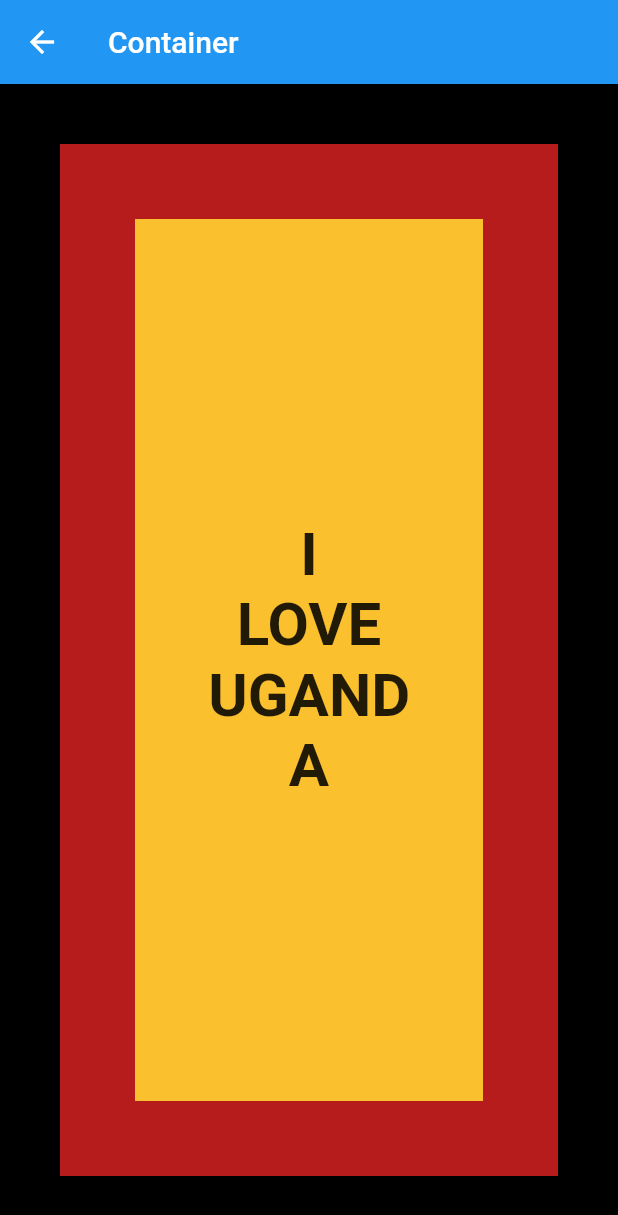
After one commit to WHITELOTUS0/FlutterProject, a Flutter app: the screen it shows after launch, after a tap on "Container", on a phone screen of 412 x 824 dp. The commit adds this screen. Shown: the top 1215 px of the screen. Run offline on Flutter 3.47's test engine with Material 2 defaults, Android fonts, the phone set to English and light mode, and no system bars.

Commit message:
More functionalities

```diff
--- a/myproject/lib/main.dart
+++ b/myproject/lib/main.dart
@@ -1,5 +1,6 @@
 import 'package:flutter/material.dart';
 import 'package:myproject/Screens/ColumnScreen.dart';
+import 'package:myproject/screens/ContainerScreen.dart';
 import 'package:myproject/screens/RowsScreen.dart';
 
 void main() {
@@ -88,6 +89,21 @@ class _MyHomePageState extends State<MyHomePage> {
               );
             },
           ),
+
+          ListTile(
+            title: Text("Container"),
+            leading: Icon(Icons.check_box_outline_blank),
+            trailing: Icon(Icons.chevron_right),
+            subtitle:Text("All about container..."),
+            onTap: (){
+              Navigator.push(
+                context,
+                MaterialPageRoute(
+                  builder: (context) => ContainerScreen(),
+                ),
+              );
+            },
+          ),
           /*InkWell(
             onTap: () {
               Navigator.push(
--- /dev/null
+++ b/myproject/lib/screens/ContainerScreen.dart
@@ -0,0 +1,45 @@
+import 'package:flutter/cupertino.dart';
+import 'package:flutter/material.dart';
+
+class ContainerScreen extends StatefulWidget {
+  const ContainerScreen({super.key});
+
+  @override
+  State<ContainerScreen> createState() => _ContainerScreenState();
+}
+
+class _ContainerScreenState extends State<ContainerScreen> {
+  @override
+  Widget build(BuildContext context) {
+    return Scaffold(
+      backgroundColor: Colors.black,
+      appBar: AppBar(
+        title: Text("Container"),
+      ),
+      body: Container(
+
+        child: Container(
+          color: Colors.yellow.shade700,
+          height:double.infinity,
+          width: double.infinity ,
+            alignment: Alignment.center,
+            padding: EdgeInsets.all(40),
+            child: Text(
+                "I\nlove\nUganda".toUpperCase(),
+                    textAlign: TextAlign.center,
+                    style: TextStyle(
+                      fontSize:40,
+                      fontWeight: FontWeight.w700 ,
+            ),
+            )
+        ),
+        alignment: Alignment.center,
+        color: Colors.red.shade900,
+        // padding: EdgeInsets.only(left: 20, right: 20),
+        padding: EdgeInsets.all(50),
+        margin: EdgeInsets.all(40),
+        // padding: EdgeInsets.fromLTRB(10, 5, 10, 20),
+      ),
+    );
+  }
+}
--- a/myproject/lib/screens/RowsScreen.dart
+++ b/myproject/lib/screens/RowsScreen.dart
@@ -19,7 +19,18 @@ class _RowsScreenState extends State<RowsScreen> {
       appBar: AppBar(
         title: Text("Rows"),
       ),
-      body: Text("My body..."),
+      body: Row(
+        mainAxisAlignment: MainAxisAlignment.center,
+        children: [
+          Text("1"),
+          Text("2"),
+          Text("3"),
+          Text("4"),
+          Text("5"),
+          Text("6"),
+
+        ],
+      ),
     );
   }
 }
```
